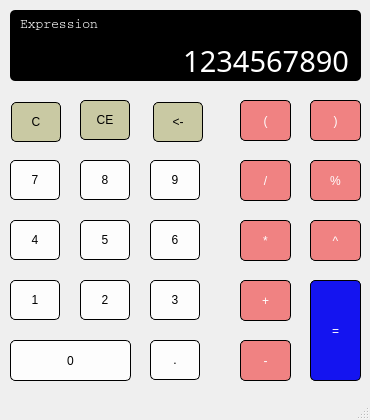
bitsourcerer/Calqlator, file Calculator/mainwindow.ui: the form before one commit.
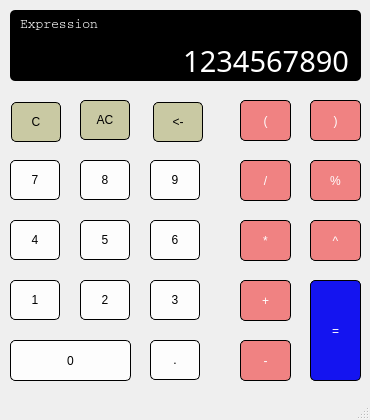
The form after the commit. Icons and pictures are not drawn.

```diff
--- a/Calculator/mainwindow.ui
+++ b/Calculator/mainwindow.ui
@@ -580,7 +580,7 @@
 border-radius: 5px;</string>
     </property>
     <property name="text">
-     <string>CE</string>
+     <string>AC</string>
     </property>
     <attribute name="buttonGroup">
      <string notr="true">commands</string>
```
Left out of the diff: 7 changed lines with no effect on the pictures.
